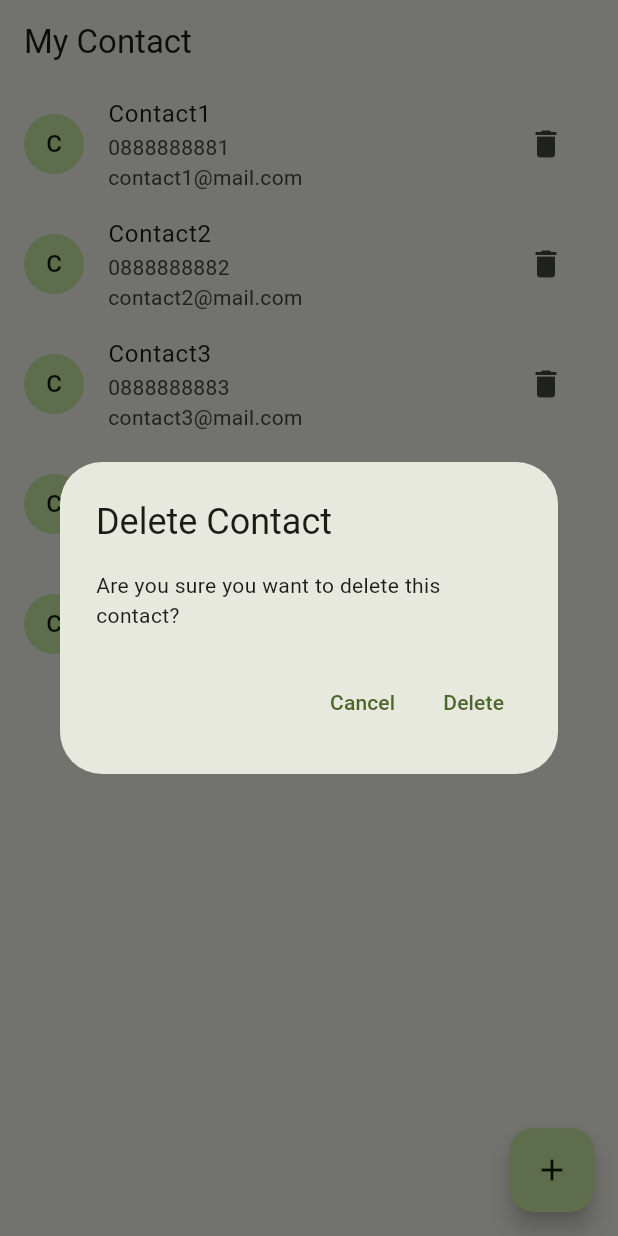
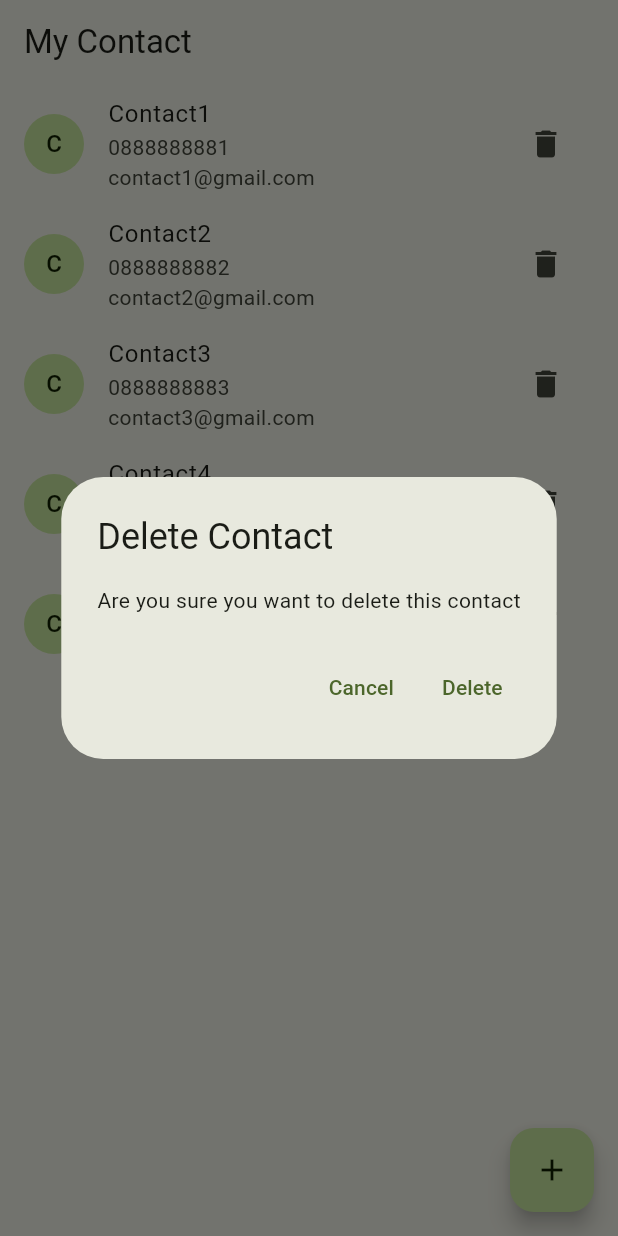
Before and after one commit to Milarize/week_5, a Flutter app: the screen it shows after launch, after a tap on the "delete" icon, on a phone screen of 412 x 824 dp. Run offline on Flutter 3.47's test engine with Material 3 defaults, Android fonts, the phone set to English and light mode, and no system bars; our stand-ins replace google_fonts; Roboto replaces fonts that are missing (Kanit).

Commit message:
contact_widget

```diff
--- a/lib/contact_provider.dart
+++ b/lib/contact_provider.dart
@@ -1,11 +1,36 @@
 import 'dart:collection';
-
 import 'package:flutter/material.dart';
 import 'package:my_contact/contact.dart';
 
-class ContactModel extends ChangeNotifier {
-  static int _lastId = 1;
-  final List<Contact> _items = [];
+class ContactProvider extends ChangeNotifier {
+  static int _lastId = 6;
+  final List<Contact> _items = [
+    Contact(
+        id: 1,
+        name: 'Contact1',
+        phone: '0888888881',
+        email: 'contact1@gmail.com'),
+    Contact(
+        id: 2,
+        name: 'Contact2',
+        phone: '0888888882',
+        email: 'contact2@gmail.com'),
+    Contact(
+        id: 3,
+        name: 'Contact3',
+        phone: '0888888883',
+        email: 'contact3@gmail.com'),
+    Contact(
+        id: 4,
+        name: 'Contact4',
+        phone: '0888888884',
+        email: 'contact4@gmail.com'),
+    Contact(
+        id: 5,
+        name: 'Contact5',
+        phone: '0888888885',
+        email: 'contact5@gmail.com'),
+  ];
   Contact _currentContact = Contact(id: -1, name: '', email: '', phone: '');
   UnmodifiableListView<Contact> get items => UnmodifiableListView(_items);
   Contact get currentContact => _currentContact;
@@ -43,4 +68,12 @@ class ContactModel extends ChangeNotifier {
     }
     notifyListeners();
   }
+
+  void deleteContact(int index) {
+    int index = _items.indexWhere((c) => c.id == _currentContact.id);
+    if (index != -1) {
+      _items.removeAt(index);
+    }
+    notifyListeners();
+  }
 }
--- a/lib/contact_widget.dart
+++ b/lib/contact_widget.dart
@@ -1,7 +1,9 @@
 import 'package:flutter/material.dart';
 import 'package:my_contact/add_contact_widget.dart';
 import 'package:my_contact/contact.dart';
+import 'package:my_contact/contact_provider.dart';
 import 'package:my_contact/edit_contact_widget.dart';
+import 'package:provider/provider.dart';
 
 class ContactWidget extends StatefulWidget {
   const ContactWidget({Key? key}) : super(key: key);
@@ -11,55 +13,10 @@ class ContactWidget extends StatefulWidget {
 }
 
 class _ContactWidgetState extends State<ContactWidget> {
-  List<Contact> contacts = [
-    Contact(
-        id: 1,
-        name: 'Contact1',
-        phone: '0888888881',
-        email: 'contact1@mail.com'),
-    Contact(
-        id: 2,
-        name: 'Contact2',
-        phone: '0888888882',
-        email: 'contact2@mail.com'),
-    Contact(
-        id: 3,
-        name: 'Contact3',
-        phone: '0888888883',
-        email: 'contact3@mail.com'),
-    Contact(
-        id: 4,
-        name: 'Contact4',
-        phone: '0888888884',
-        email: 'contact4@mail.com'),
-    Contact(
-        id: 5,
-        name: 'Contact5',
-        phone: '0888888885',
-        email: 'contact5@mail.com'),
-  ];
-  int lastId = 6;
-  void addContact(Contact contact) {
-    setState(() {
-      contact.id = lastId;
-      contacts.add(contact);
-    });
-  }
-
-  void editContact(int index, Contact contact) {
-    setState(() {
-      contacts[index] = contact;
-    });
-  }
-
-  void deleteContact(int index) {
-    setState(() {
-      contacts.removeAt(index);
-    });
-  }
-
   @override
   Widget build(BuildContext context) {
+    return Consumer<ContactProvider>(
+      builder: (context, contactProvider, child) {
         return Scaffold(
           appBar: AppBar(
             title: Text('My Contact'),
@@ -68,14 +25,20 @@ class _ContactWidgetState extends State<ContactWidget> {
             itemBuilder: (context, index) {
               return ListTile(
                 leading: CircleAvatar(
-              child: Text(contacts[index].name[0]),
+                  child: Text(contactProvider.items[index].name[0]),
                 ),
-            title: Text(contacts[index].name),
+                title: Text(
+                  contactProvider.items[index].name,
+                ),
                 subtitle: Column(
                   crossAxisAlignment: CrossAxisAlignment.start,
                   children: [
-                Text(contacts[index].phone),
-                Text(contacts[index].email)
+                    Text(
+                      contactProvider.items[index].phone,
+                    ),
+                    Text(
+                      contactProvider.items[index].email,
+                    ),
                   ],
                 ),
                 trailing: IconButton(
@@ -86,20 +49,24 @@ class _ContactWidgetState extends State<ContactWidget> {
                       builder: (context) {
                         return AlertDialog(
                           title: Text('Delete Contact'),
-                      content:
-                          Text('Are you sure you want to delete this contact?'),
+                          content: Text(
+                              'Are you sure you want to delete this contact'),
                           actions: [
                             TextButton(
                               onPressed: () {
                                 Navigator.pop(context);
                               },
-                            child: Text('Cancel')),
+                              child: Text('Cancel'),
+                            ),
                             TextButton(
                               onPressed: () {
-                              deleteContact(index);
+                                Provider.of<ContactProvider>(context,
+                                        listen: false)
+                                    .deleteContact(index);
                                 Navigator.pop(context);
                               },
-                            child: Text('Delete')),
+                              child: Text('Delete'),
+                            )
                           ],
                         );
                       },
@@ -110,30 +77,23 @@ class _ContactWidgetState extends State<ContactWidget> {
                   Navigator.push(
                       context,
                       MaterialPageRoute(
-                    builder: (context) => EditContactWidget(
-                      contact: contacts[index],
-                      editContact: (contact) {
-                        editContact(index, contact);
-                      },
-                    ),
+                        builder: (context) => EditContactWidget(),
                       ));
                 },
               );
             },
-        itemCount: contacts.length,
+            itemCount: contactProvider.items.length,
           ),
           floatingActionButton: FloatingActionButton(
             child: Icon(Icons.add),
             onPressed: () {
-          Navigator.push(context, MaterialPageRoute(
-            builder: (context) {
-              return AddContactWidget(
-                addContact: addContact,
-              );
-            },
-          ));
+              Navigator.push(context, MaterialPageRoute(builder: (context) {
+                return AddContactWidget();
+              }));
             },
           ),
         );
+      },
+    );
   }
 }
--- a/lib/main.dart
+++ b/lib/main.dart
@@ -1,14 +1,24 @@
 import 'package:flutter/material.dart';
+import 'package:my_contact/add_contact_widget.dart';
+import 'package:my_contact/contact_provider.dart';
 import 'package:my_contact/contact_widget.dart';
 import 'package:my_contact/theme.dart';
 import 'package:my_contact/util.dart';
+import 'package:provider/provider.dart';
 
 void main() {
-  runApp(MainApp());
+  runApp(MultiProvider(
+    providers: [
+      ChangeNotifierProvider(
+        create: (context) => ContactProvider(),
+      )
+    ],
+    child: MainApp(),
+  ));
 }
 
 class MainApp extends StatelessWidget {
-  MainApp({super.key});
+  const MainApp({super.key});
 
   @override
   Widget build(BuildContext context) {
@@ -18,7 +28,7 @@ class MainApp extends StatelessWidget {
     //TextTheme textTheme = Theme.of(context).textTheme;
 
     // Use with Google Fonts package to use downloadable fonts
-    TextTheme textTheme = createTextTheme(context, "Kanit", "Kanit");
+    TextTheme textTheme = createTextTheme(context, "Roboto", "Kanit");
 
     MaterialTheme theme = MaterialTheme(textTheme);
     return MaterialApp(
--- a/pubspec.yaml
+++ b/pubspec.yaml
@@ -4,12 +4,13 @@ publish_to: 'none'
 version: 0.1.0
 
 environment:
-  sdk: '>=3.4.4 <4.0.0'
+  sdk: '>=3.4.3 <4.0.0'
 
 dependencies:
   flutter:
     sdk: flutter
   google_fonts: ^6.2.1
+  provider: ^6.1.2
 
 dev_dependencies:
   flutter_test:
```
Also changed, not shown: lib/add_contact_widget.dart (+28 -42 lines), lib/edit_contact_widget.dart (+28 -43 lines), pubspec.lock. Lines whose indentation alone changed are shown as unchanged.
